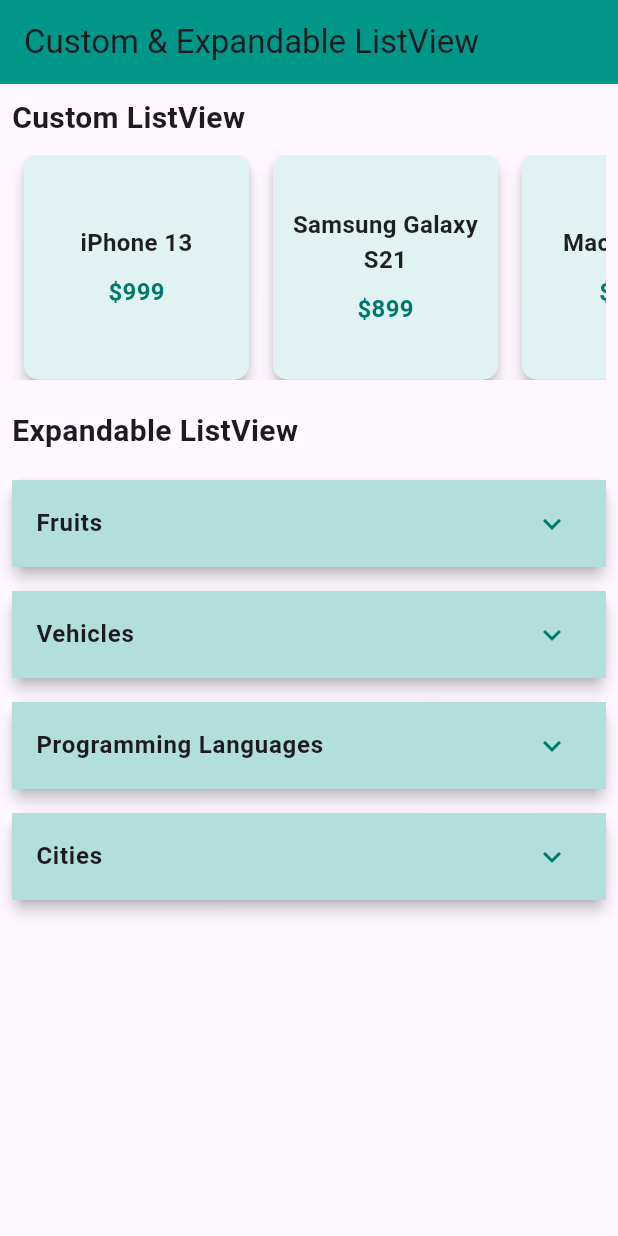
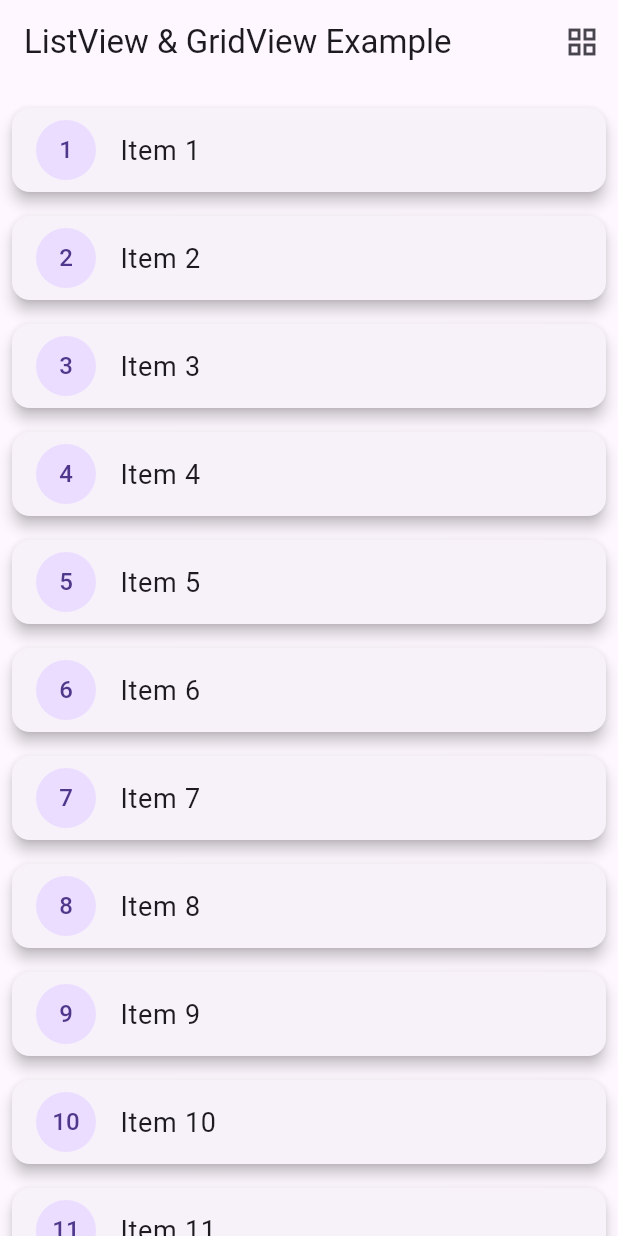
Before and after one commit to riyad-from-space/assignment, a Flutter app: the screen it shows after launch, on a phone screen of 412 x 824 dp. Run offline on Flutter 3.47's test engine with Material 3 defaults, Android fonts, the phone set to English and light mode, and no system bars; our stand-ins replace flutter_rating_bar, fluttertoast.

Commit message:
assignment5

```diff
--- /dev/null
+++ b/lib/assignment_5/assignment_5.dart
@@ -0,0 +1,72 @@
+import 'package:flutter/material.dart';
+
+
+
+class ListGridScreen extends StatefulWidget {
+  @override
+  _ListGridScreenState createState() => _ListGridScreenState();
+}
+
+class _ListGridScreenState extends State<ListGridScreen> {
+  bool _isGridView = false;
+  final List<String> _items = List.generate(20, (index) => "Item ${index + 1}");
+
+  @override
+  Widget build(BuildContext context) {
+    return Scaffold(
+      appBar: AppBar(
+        title: Text('ListView & GridView Example'),
+        actions: [
+          IconButton(
+            icon: Icon(_isGridView ? Icons.list : Icons.grid_view),
+            onPressed: () {
+              setState(() {
+                _isGridView = !_isGridView;
+              });
+            },
+          ),
+        ],
+      ),
+      body: _isGridView
+          ? GridView.builder(
+        gridDelegate: SliverGridDelegateWithFixedCrossAxisCount(
+          crossAxisCount: 2,
+          mainAxisSpacing: 8.0,
+          crossAxisSpacing: 8.0,
+        ),
+        padding: EdgeInsets.all(8.0),
+        itemCount: _items.length,
+        itemBuilder: (context, index) {
+          return Card(
+            elevation: 4.0,
+            child: Center(
+              child: Text(
+                _items[index],
+                style: TextStyle(fontSize: 18),
+              ),
+            ),
+          );
+        },
+      )
+          : ListView.builder(
+        padding: EdgeInsets.all(8.0),
+        itemCount: _items.length,
+        itemBuilder: (context, index) {
+          return Card(
+            elevation: 4.0,
+            margin: EdgeInsets.symmetric(vertical: 8.0),
+            child: ListTile(
+              leading: CircleAvatar(
+                child: Text('${index + 1}'),
+              ),
+              title: Text(
+                _items[index],
+                style: TextStyle(fontSize: 18),
+              ),
+            ),
+          );
+        },
+      ),
+    );
+  }
+}
--- a/lib/main.dart
+++ b/lib/main.dart
@@ -5,6 +5,7 @@ import 'assignment_1/assignment_1.dart';
 import 'assignment_2/assignment_2.dart';
 import 'assignment_3/assignment_3.dart';
 import 'assignment_4/assignment_4.dart';
+import 'assignment_5/assignment_5.dart';
 
 
 void main() {
@@ -20,7 +21,7 @@ class MyApp extends StatelessWidget {
 
         primarySwatch: Colors.blue,
       ),
-      home: CustomAndExpandableListView(),
+      home: ListGridScreen(),
     );
   }
 }
```
